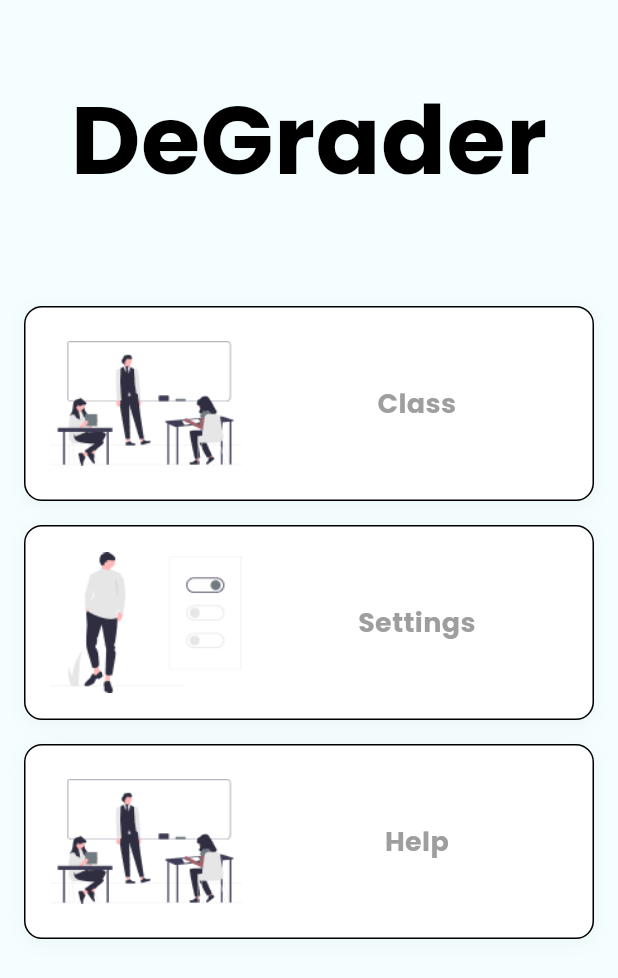
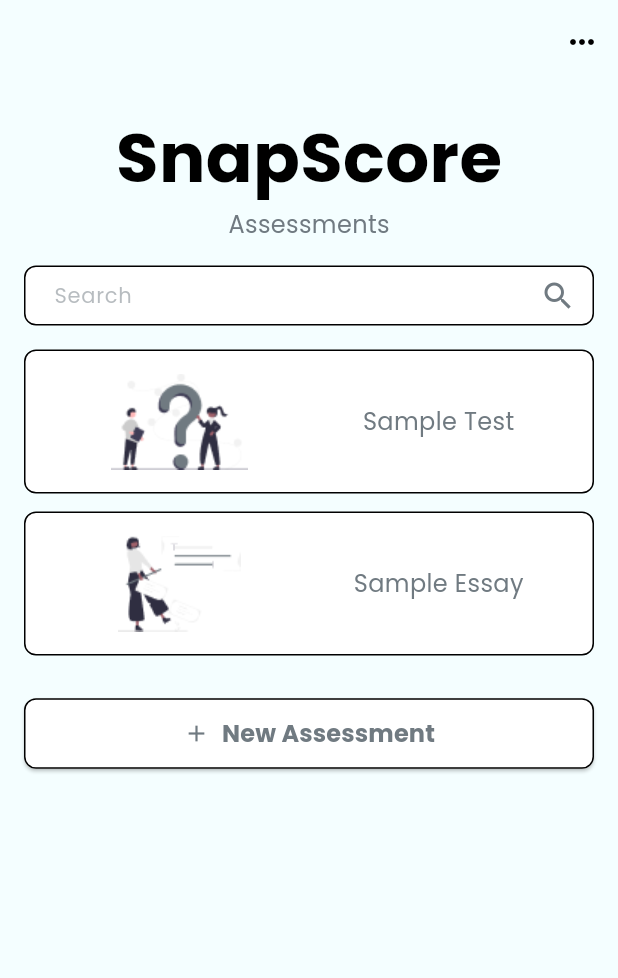
Before and after one commit to TUPV-SnapScore/snapscore-android, a Flutter app: the screen it shows after launch, on a phone screen of 412 x 824 dp. Shown: the top 978 px of the screen. Run offline on Flutter 3.47's test engine with Material 3 defaults, Android fonts, the phone set to English and light mode, and no system bars; our stand-ins replace firebase_core; accounts and stored records are empty.

Commit message:
refactor: Change classes to assessments screen

```diff
--- a/lib/core/home_screen.dart
+++ b/lib/core/home_screen.dart
@@ -1,6 +1,5 @@
 import 'package:flutter/material.dart';
 import '../core/themes/colors.dart';
-import '../features/classes/screens/class_screen.dart';
 
 class HomeScreen extends StatelessWidget {
   const HomeScreen({super.key});
@@ -19,9 +18,9 @@ class HomeScreen extends StatelessWidget {
 
               // App Title
               const Text(
-                'DeGrader',
+                'SnapScore',
                 style: TextStyle(
-                    fontSize: 64,
+                    fontSize: 46,
                     fontWeight: FontWeight.bold,
                     color: AppColors.textPrimary),
               ),
@@ -33,12 +32,7 @@ class HomeScreen extends StatelessWidget {
                 title: 'Class',
                 imagePath: 'assets/images/home_class.png',
                 onTap: () {
-                  Navigator.push(
-                    context,
-                    MaterialPageRoute(
-                      builder: (context) => const ClassScreen(),
-                    ),
-                  );
+                  // TODO: Add navigation
                 },
               ),
 
--- a/lib/core/splash_screen.dart
+++ b/lib/core/splash_screen.dart
@@ -19,10 +19,10 @@ class WelcomeScreen extends StatelessWidget {
                   children: [
                     // DeGrader text
                     Text(
-                      'DeGrader',
+                      'SnapScore',
                       style:
                           Theme.of(context).textTheme.headlineLarge?.copyWith(
-                                fontSize: 52,
+                                fontSize: 46,
                                 fontWeight: FontWeight.w900,
                                 letterSpacing: -0.5,
                               ),
@@ -31,7 +31,7 @@ class WelcomeScreen extends StatelessWidget {
 
                     // Subtitle text
                     Text(
-                      'Your all-in-one AI grading solution.',
+                      'Snap it. Score it.',
                       style: Theme.of(context).textTheme.bodyLarge?.copyWith(
                           color: AppColors.textSecondary, fontSize: 16),
                     ),
--- a/lib/core/themes/colors.dart
+++ b/lib/core/themes/colors.dart
@@ -9,7 +9,7 @@ class AppColors {
 
   // Text Colors
   static const Color textPrimary = Color(0xFF000000);
-  static const Color textSecondary = Color(0xFF323438);
+  static const Color textSecondary = Color(0xFF707A81);
 
   // Background Colors
   static const Color background = Color(0xFFF4FEFF);
--- /dev/null
+++ b/lib/features/assessments/screens/assessments_screen.dart
@@ -0,0 +1,202 @@
+import 'package:flutter/material.dart';
+import '../../../core/themes/colors.dart';
+import '../widgets/assessments_list.dart';
+
+class AssessmentScreen extends StatelessWidget {
+  const AssessmentScreen({super.key});
+
+  @override
+  Widget build(BuildContext context) {
+    return Scaffold(
+      backgroundColor: AppColors.background,
+      appBar: AppBar(
+        backgroundColor: Colors.transparent,
+        elevation: 0,
+        actions: [
+          IconButton(
+            icon: const Icon(Icons.more_horiz),
+            onPressed: () {},
+          ),
+        ],
+      ),
+      body: SafeArea(
+        child: Column(
+          children: [
+            // App Bar
+            Padding(
+              padding: const EdgeInsets.all(16.0),
+              child: Center(
+                child: Column(
+                  children: const [
+                    Text(
+                      'SnapScore',
+                      style: TextStyle(
+                        fontSize: 46,
+                        fontWeight: FontWeight.bold,
+                        color: AppColors.textPrimary,
+                      ),
+                    ),
+                    Text(
+                      'Assessments',
+                      style: TextStyle(
+                        fontSize: 16,
+                        color: AppColors.textSecondary,
+                      ),
+                    ),
+                  ],
+                ),
+              ),
+            ),
+
+            // Search Bar
+            const AssessmentSearchWidget(),
+
+            // New Assessment Button
+            Padding(
+              padding: const EdgeInsets.all(16.0),
+              child: SizedBox(
+                width: double.infinity,
+                child: ElevatedButton(
+                  onPressed: () => _showAssessmentTypeDialog(context),
+                  style: ElevatedButton.styleFrom(
+                    backgroundColor: Colors.white,
+                    padding: const EdgeInsets.symmetric(
+                        vertical: 12), // reduced height
+                    shape: RoundedRectangleBorder(
+                      borderRadius: BorderRadius.circular(8),
+                      side: const BorderSide(
+                          color: Colors.black, width: 1), // black border
+                    ),
+                  ),
+                  child: Row(
+                    mainAxisAlignment: MainAxisAlignment.center,
+                    children: const [
+                      Icon(Icons.add, color: AppColors.textSecondary),
+                      SizedBox(width: 8),
+                      Text(
+                        'New Assessment',
+                        style: TextStyle(
+                          color: AppColors.textSecondary,
+                          fontSize: 16,
+                          fontWeight: FontWeight.bold, // made text bold
+                        ),
+                      ),
+                    ],
+                  ),
+                ),
+              ),
+            ),
+          ],
+        ),
+      ),
+    );
+  }
+
+  void _showAssessmentTypeDialog(BuildContext context) {
+    showDialog(
+      context: context,
+      barrierColor:
+          Colors.grey.withOpacity(0.2), // Semi-transparent dark background
+      builder: (context) => Dialog(
+        shape: RoundedRectangleBorder(
+          borderRadius: BorderRadius.circular(16),
+        ),
+        backgroundColor: Colors.transparent,
+        child: Center(
+          child: Padding(
+            padding: const EdgeInsets.all(24.0),
+            child: Column(
+              mainAxisAlignment: MainAxisAlignment.center,
+              mainAxisSize: MainAxisSize.min,
+              children: [
+                const Text(
+                  'Type of Assessment',
+                  style: TextStyle(
+                    fontSize: 20,
+                    fontWeight: FontWeight.bold,
+                    color: AppColors.textPrimary,
+                  ),
+                  textAlign: TextAlign.center,
+                ),
+                const SizedBox(height: 24),
+                Center(
+                  child: IntrinsicHeight(
+                    child: Column(
+                      mainAxisAlignment: MainAxisAlignment.center,
+                      children: [
+                        _AssessmentTypeButton(
+                          title: 'Identification',
+                          iconPath: 'assets/images/assessment_test.png',
+                          onTap: () => Navigator.pop(context),
+                        ),
+                        const SizedBox(
+                          width: 16,
+                          height: 32,
+                        ),
+                        _AssessmentTypeButton(
+                          title: 'Essay',
+                          iconPath: 'assets/images/assessment_essay.png',
+                          onTap: () => Navigator.pop(context),
+                        ),
+                      ],
+                    ),
+                  ),
+                ),
+              ],
+            ),
+          ),
+        ),
+      ),
+    );
+  }
+}
+
+class _AssessmentTypeButton extends StatelessWidget {
+  final String title;
+  final String iconPath;
+  final VoidCallback onTap;
+
+  const _AssessmentTypeButton({
+    required this.title,
+    required this.iconPath,
+    required this.onTap,
+  });
+
+  @override
+  Widget build(BuildContext context) {
+    return GestureDetector(
+      onTap: onTap,
+      child: Container(
+        width: 150, // Increased width
+        height: 160, // Fixed height for consistency
+        padding: const EdgeInsets.all(20), // Increased padding
+        decoration: BoxDecoration(
+          color: Colors.white,
+          borderRadius: BorderRadius.circular(24),
+          border: Border.all(color: Colors.black),
+        ),
+        child: Column(
+          mainAxisAlignment:
+              MainAxisAlignment.center, // Center content vertically
+          children: [
+            Image.asset(
+              iconPath,
+              height: 72, // Larger icon
+              width: 72,
+              fit: BoxFit.contain,
+            ),
+            const SizedBox(height: 16), // More spacing
+            Text(
+              title,
+              style: const TextStyle(
+                  color: AppColors.textSecondary,
+                  fontSize: 14, // Larger text
+                  fontWeight: FontWeight.bold),
+              textAlign: TextAlign.center,
+            ),
+          ],
+        ),
+      ),
+    );
+  }
+}
--- /dev/null
+++ b/lib/features/assessments/widgets/assessments_list.dart
@@ -0,0 +1,159 @@
+import 'package:flutter/material.dart';
+import '../../../core/themes/colors.dart';
+
+class AssessmentSearchWidget extends StatefulWidget {
+  const AssessmentSearchWidget({super.key});
+
+  @override
+  State<AssessmentSearchWidget> createState() => _AssessmentSearchWidgetState();
+}
+
+class _AssessmentSearchWidgetState extends State<AssessmentSearchWidget> {
+  final TextEditingController _searchController = TextEditingController();
+  final List<Map<String, dynamic>> _sampleAssessments = [
+    {
+      'title': 'Sample Test',
+      'type': 'test',
+      'iconPath': 'assets/images/assessment_test.png',
+    },
+    {
+      'title': 'Sample Essay',
+      'type': 'essay',
+      'iconPath': 'assets/images/assessment_essay.png',
+    },
+  ];
+
+  List<Map<String, dynamic>> _filteredAssessments = [];
+
+  @override
+  void initState() {
+    super.initState();
+    _filteredAssessments = _sampleAssessments;
+  }
+
+  void _filterAssessments(String query) {
+    setState(() {
+      _filteredAssessments = _sampleAssessments
+          .where((assessment) =>
+              assessment['title'].toLowerCase().contains(query.toLowerCase()))
+          .toList();
+    });
+  }
+
+  @override
+  Widget build(BuildContext context) {
+    return Column(
+      children: [
+        // Search Bar
+        Padding(
+          padding: const EdgeInsets.symmetric(horizontal: 16.0),
+          child: SizedBox(
+            height: 40,
+            child: TextField(
+              controller: _searchController,
+              onChanged: _filterAssessments,
+              decoration: InputDecoration(
+                hintText: 'Search',
+                contentPadding: const EdgeInsets.symmetric(horizontal: 16),
+                hintStyle: TextStyle(
+                  color: AppColors.textSecondary.withOpacity(0.5),
+                  fontSize: 14,
+                ),
+                filled: true,
+                fillColor: Colors.white,
+                suffixIcon:
+                    const Icon(Icons.search, color: AppColors.textSecondary),
+                border: OutlineInputBorder(
+                  borderRadius: BorderRadius.circular(8),
+                  borderSide: const BorderSide(color: Colors.black),
+                ),
+                enabledBorder: OutlineInputBorder(
+                  borderRadius: BorderRadius.circular(8),
+                  borderSide: const BorderSide(color: Colors.black),
+                ),
+              ),
+            ),
+          ),
+        ),
+        const SizedBox(height: 16),
+        // Assessment List
+        Padding(
+          padding: const EdgeInsets.symmetric(horizontal: 16.0),
+          child: Column(
+            children: _filteredAssessments.map((assessment) {
+              return Padding(
+                padding: const EdgeInsets.only(bottom: 12.0),
+                child: _AssessmentListItem(
+                  title: assessment['title'],
+                  iconPath: assessment['iconPath'],
+                  onTap: () {},
+                ),
+              );
+            }).toList(),
+          ),
+        ),
+      ],
+    );
+  }
+
+  @override
+  void dispose() {
+    _searchController.dispose();
+    super.dispose();
+  }
+}
+
+class _AssessmentListItem extends StatelessWidget {
+  final String title;
+  final String iconPath;
+  final VoidCallback onTap;
+
+  const _AssessmentListItem({
+    required this.title,
+    required this.iconPath,
+    required this.onTap,
+  });
+
+  @override
+  Widget build(BuildContext context) {
+    return GestureDetector(
+      onTap: onTap,
+      child: Container(
+        height: 96, // Increased height
+        padding: const EdgeInsets.symmetric(horizontal: 16, vertical: 12),
+        decoration: BoxDecoration(
+          color: Colors.white,
+          borderRadius: BorderRadius.circular(8),
+          border: Border.all(color: Colors.black),
+        ),
+        child: Row(
+          mainAxisAlignment: MainAxisAlignment.center,
+          children: [
+            Expanded(
+              child: Center(
+                child: Image.asset(
+                  iconPath,
+                  height: 128, // Increased image size
+                  width: 128,
+                ),
+              ),
+            ),
+            Expanded(
+              child: Center(
+                child: Text(
+                  title,
+                  style: const TextStyle(
+                    color: AppColors.textSecondary,
+                    fontSize: 16,
+                    fontWeight: FontWeight.w500,
+                  ),
+                  textAlign: TextAlign.center,
+                ),
+              ),
+            ),
+          ],
+        ),
+      ),
+    );
+  }
+}
--- a/lib/features/auth/screens/register_screen.dart
+++ b/lib/features/auth/screens/register_screen.dart
@@ -42,7 +42,7 @@ class RegisterScreen extends StatelessWidget {
                 const SizedBox(height: 4),
 
                 Text(
-                  "Glad to have you with us at DeGrader!\nLet's make your quiz checking easier.",
+                  "Glad to have you with us at SnapScore!\nLet's make your quiz checking easier.",
                   textAlign: TextAlign.center,
                   style: Theme.of(context).textTheme.bodyLarge?.copyWith(
                         color: AppColors.textSecondary,
--- a/lib/main.dart
+++ b/lib/main.dart
@@ -4,6 +4,7 @@ import 'firebase_options.dart';
 import 'core/home_screen.dart';
 import 'core/themes/app_theme.dart';
 import 'core/themes/colors.dart';
+import 'features/assessments/screens/assessments_screen.dart';
 
 void main() async {
   WidgetsFlutterBinding.ensureInitialized();
@@ -20,7 +21,7 @@ class MyApp extends StatelessWidget {
   Widget build(BuildContext context) {
     return MaterialApp(
       theme: AppTheme.lightTheme,
-      home: const HomeScreen(),
+      home: const AssessmentScreen(),
       builder: (context, child) {
         return Container(
           color: AppColors.background,
```
Also changed, not shown: lib/features/classes/screens/class_screen.dart (deleted, +0 -60 lines), lib/features/classes/widgets/class_screen_content.dart (deleted, +0 -159 lines), lib/features/classes/widgets/new_class_form.dart (deleted, +0 -82 lines), assets/icons/class_book.png (added), assets/icons/class_save.png (added), assets/images/assessment_essay.png (added), assets/images/assessment_test.png (added), assets/images/class_essays.png (added), assets/images/class_quizzes.png (added), assets/images/class_students.png (added).
